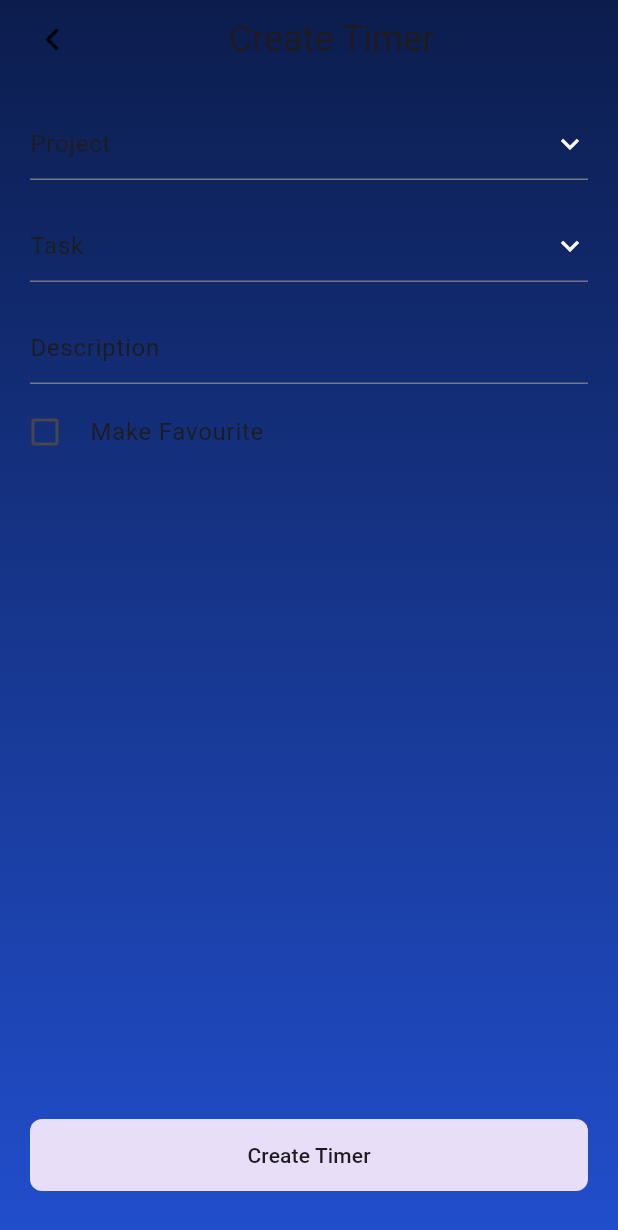
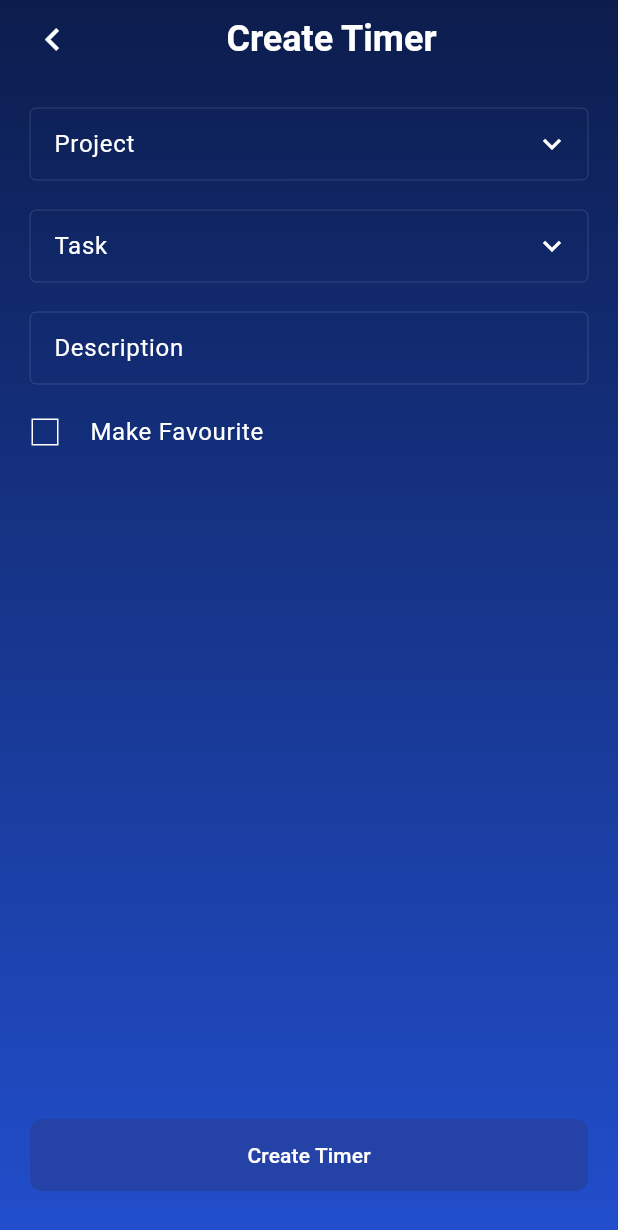
Before and after one commit to SaujanBindukar/apexive-survey, a Flutter app: the screen it shows after launch, after a tap on the "add" icon, on a phone screen of 412 x 824 dp. Shown: the top 1230 px of the screen. Run offline on Flutter 3.47's test engine with Material 3 defaults, Android fonts, the phone set to English and light mode, and no system bars; our stand-ins replace another_flushbar, flutter_bloc, freezed_annotation, go_router, hydrated_bloc.

Commit message:
theme cubit migrated to app cubit

```diff
--- /dev/null
+++ b/lib/core/app/cubit/app_cubit.dart
@@ -0,0 +1,23 @@
+import 'package:apexive_test/core/app/app_state.dart';
+import 'package:flutter/material.dart';
+import 'package:hydrated_bloc/hydrated_bloc.dart';
+
+class AppCubit extends HydratedCubit<AppState> {
+  AppCubit() : super(const AppState());
+
+  void updateTheme({required ThemeMode themeMode}) {
+    emit(state.copyWith(
+      themeMode: themeMode,
+    ));
+  }
+
+  @override
+  AppState? fromJson(Map<String, dynamic> json) {
+    return AppState.fromJson(json);
+  }
+
+  @override
+  Map<String, dynamic>? toJson(AppState state) {
+    return state.toJson();
+  }
+}
--- /dev/null
+++ b/lib/core/app/cubit/app_cubit_builder.dart
@@ -0,0 +1,13 @@
+import 'package:apexive_test/core/app/app_state.dart';
+import 'package:apexive_test/core/app/cubit/app_cubit.dart';
+import 'package:flutter_bloc/flutter_bloc.dart';
+
+class AppCubitBuilder extends BlocBuilder<AppCubit, AppState> {
+  AppCubitBuilder({
+    required super.builder,
+    super.key,
+    BlocBuilderCondition<AppState>? buildWhen,
+  }) : super(
+          buildWhen: buildWhen ?? (previous, current) => previous != current,
+        );
+}
--- a/lib/core/theme/theme_cubit/theme_cubit.dart
+++ /dev/null
@@ -1,12 +0,0 @@
-import 'package:flutter/material.dart';
-import 'package:hydrated_bloc/hydrated_bloc.dart';
-
-class ThemeCubit extends Cubit<ThemeMode> {
-  ThemeCubit() : super(ThemeMode.light);
-
-  void changeTheme() {
-    emit(
-      state == ThemeMode.light ? ThemeMode.dark : ThemeMode.light,
-    );
-  }
-}
--- a/lib/feature/timer/presentation/page/timer_screen.dart
+++ b/lib/feature/timer/presentation/page/timer_screen.dart
@@ -1,5 +1,6 @@
+import 'package:apexive_test/core/app/cubit/app_cubit.dart';
+import 'package:apexive_test/core/app/cubit/app_cubit_builder.dart';
 import 'package:apexive_test/core/router/routes.dart';
-import 'package:apexive_test/core/theme/theme_cubit/theme_cubit.dart';
 import 'package:apexive_test/core/widgets/gradient_body.dart';
 import 'package:apexive_test/feature/timer/cubit/timer_cubit/timer_cubit.dart';
 import 'package:apexive_test/feature/timer/infrastructure/models/time_sheets.dart';
@@ -81,12 +82,16 @@ class _Header extends StatelessWidget {
           'Timesheets',
           style: Theme.of(context).textTheme.headlineLarge,
         ),
-        BlocBuilder<ThemeCubit, ThemeMode>(
+        AppCubitBuilder(
           builder: (context, state) {
             return Switch.adaptive(
-              value: state == ThemeMode.dark,
+              value: state.themeMode == ThemeMode.light,
               onChanged: (value) {
-                context.read<ThemeCubit>().changeTheme();
+                context.read<AppCubit>().updateTheme(
+                      themeMode: state.themeMode == ThemeMode.light
+                          ? ThemeMode.dark
+                          : ThemeMode.light,
+                    );
               },
             );
           },
--- a/lib/main.dart
+++ b/lib/main.dart
@@ -1,8 +1,8 @@
 import 'package:apexive_test/bloc_observer.dart';
+import 'package:apexive_test/core/app/cubit/app_cubit.dart';
+import 'package:apexive_test/core/app/cubit/app_cubit_builder.dart';
 import 'package:apexive_test/core/router/app_router.dart';
-import 'package:apexive_test/core/theme/app_style.dart';
 import 'package:apexive_test/core/theme/app_theme.dart';
-import 'package:apexive_test/core/theme/theme_cubit/theme_cubit.dart';
 import 'package:apexive_test/feature/timer/cubit/current_time_sheet_cubit/current_time_sheets_cubit.dart';
 import 'package:apexive_test/feature/timer/cubit/timer_cubit/timer_cubit.dart';
 import 'package:flutter/material.dart';
@@ -19,7 +19,8 @@ void main() async {
   runApp(
     MultiBlocProvider(
       providers: [
-        BlocProvider(create: (context) => ThemeCubit()),
+        BlocProvider(create: (context) => AppCubit()),
+        BlocProvider(create: (context) => AppCubit()),
         BlocProvider(create: (context) => TimerCubit()),
         BlocProvider(create: (context) => CurrentTimeSheetsCubit()),
       ],
@@ -33,12 +34,14 @@ class MyApp extends StatelessWidget {
 
   @override
   Widget build(BuildContext context) {
-    return BlocBuilder<ThemeCubit, ThemeMode>(
+    return AppCubitBuilder(
       builder: (context, state) {
         return MaterialApp.router(
           title: 'Apexive',
           debugShowCheckedModeBanner: false,
-          themeMode: state,
+          themeMode: state.themeMode,
+          theme: AppTheme.lightTheme,
+          darkTheme: AppTheme.darkTheme,
           routerConfig: router,
         );
       },
```
Also changed, not shown: lib/core/theme/theme_cubit/theme_state.dart (deleted, +0 -15 lines), lib/feature/timer/presentation/widget/timer_list_builder.dart (added), 4 other files.
